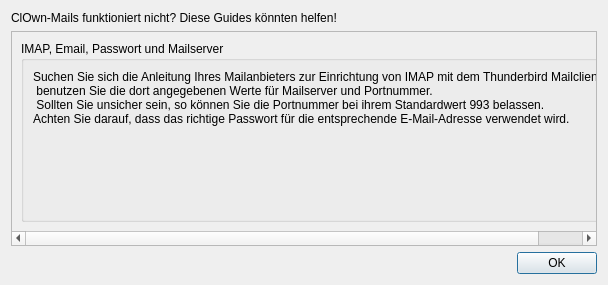
Before: the Qt Designer form src/ui/help_dialog.ui in Sobottasgithub/ClOwn-Mails, drawn with Qt 5.
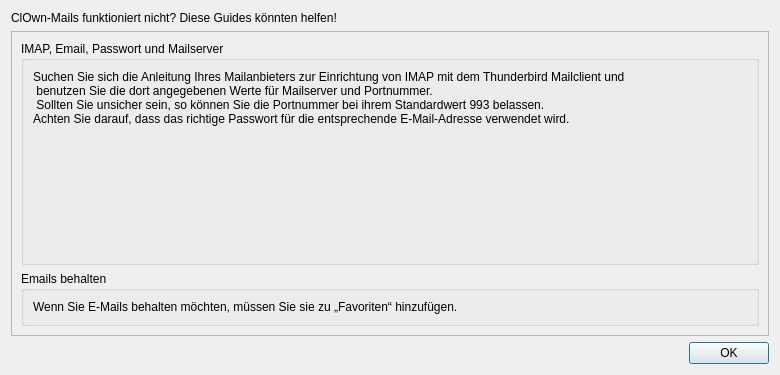
After: the same form once the commit is applied.

Commit message: Keep flagged emails

What changed in the file:
```diff
--- a/src/ui/help_dialog.ui
+++ b/src/ui/help_dialog.ui
@@ -6,8 +6,8 @@
    <rect>
     <x>0</x>
     <y>0</y>
-    <width>608</width>
-    <height>285</height>
+    <width>780</width>
+    <height>375</height>
    </rect>
   </property>
   <property name="windowTitle">
@@ -36,8 +36,8 @@
          <rect>
           <x>0</x>
           <y>0</y>
-          <width>586</width>
-          <height>215</height>
+          <width>762</width>
+          <height>293</height>
          </rect>
         </property>
         <layout class="QVBoxLayout" name="verticalLayout_2">
@@ -56,8 +56,8 @@
                </sizepolicy>
               </property>
               <property name="text">
-               <string>Suchen Sie sich die Anleitung Ihres Mailanbieters zur Einrichtung von IMAP mit dem Thunderbird Mailclient und 
- benutzen Sie die dort angegebenen Werte für Mailserver und Portnummer. 
+               <string>Suchen Sie sich die Anleitung Ihres Mailanbieters zur Einrichtung von IMAP mit dem Thunderbird Mailclient und
+ benutzen Sie die dort angegebenen Werte für Mailserver und Portnummer.
  Sollten Sie unsicher sein, so können Sie die Portnummer bei ihrem Standardwert 993 belassen.
 Achten Sie darauf, dass das richtige Passwort für die entsprechende E-Mail-Adresse verwendet wird.</string>
               </property>
@@ -69,6 +69,22 @@
            </layout>
           </widget>
          </item>
+         <item>
+          <widget class="QGroupBox" name="uiGroupBox_keepEmails">
+           <property name="title">
+            <string>Emails behalten</string>
+           </property>
+           <layout class="QGridLayout" name="gridLayout_3">
+            <item row="0" column="0">
+             <widget class="QLabel" name="label_3">
+              <property name="text">
+               <string>Wenn Sie E-Mails behalten möchten, müssen Sie sie zu „Favoriten“ hinzufügen.</string>
+              </property>
+             </widget>
+            </item>
+           </layout>
+          </widget>
+         </item>
         </layout>
        </widget>
       </widget>
```
The commit also changes 1 other file.
